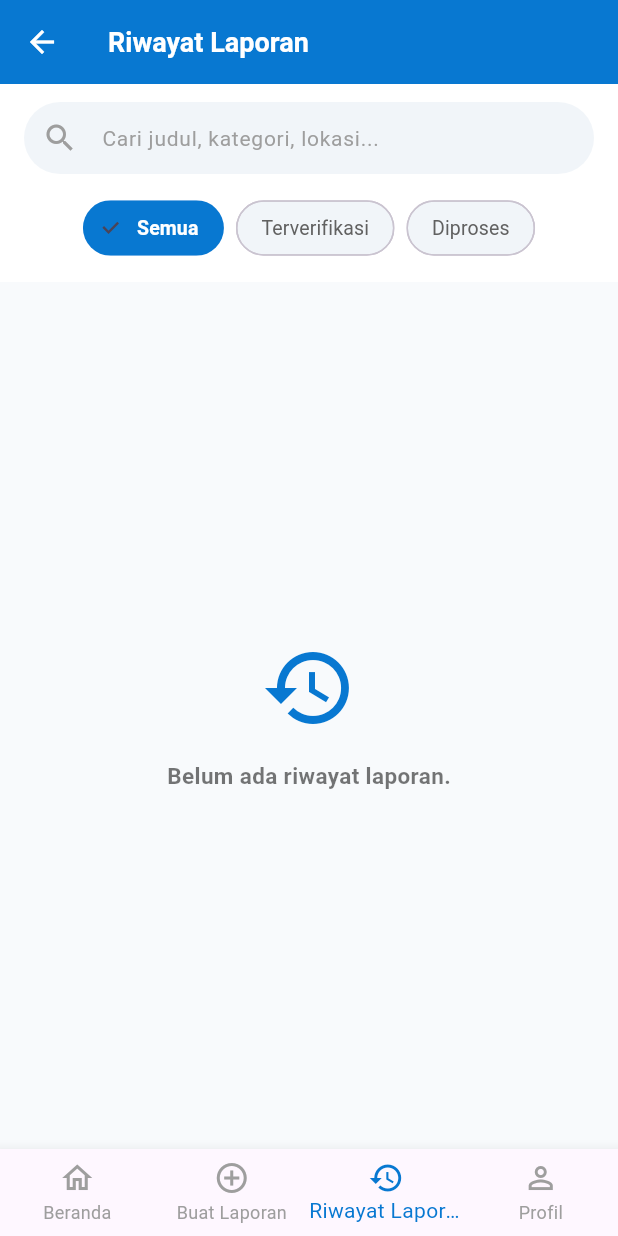
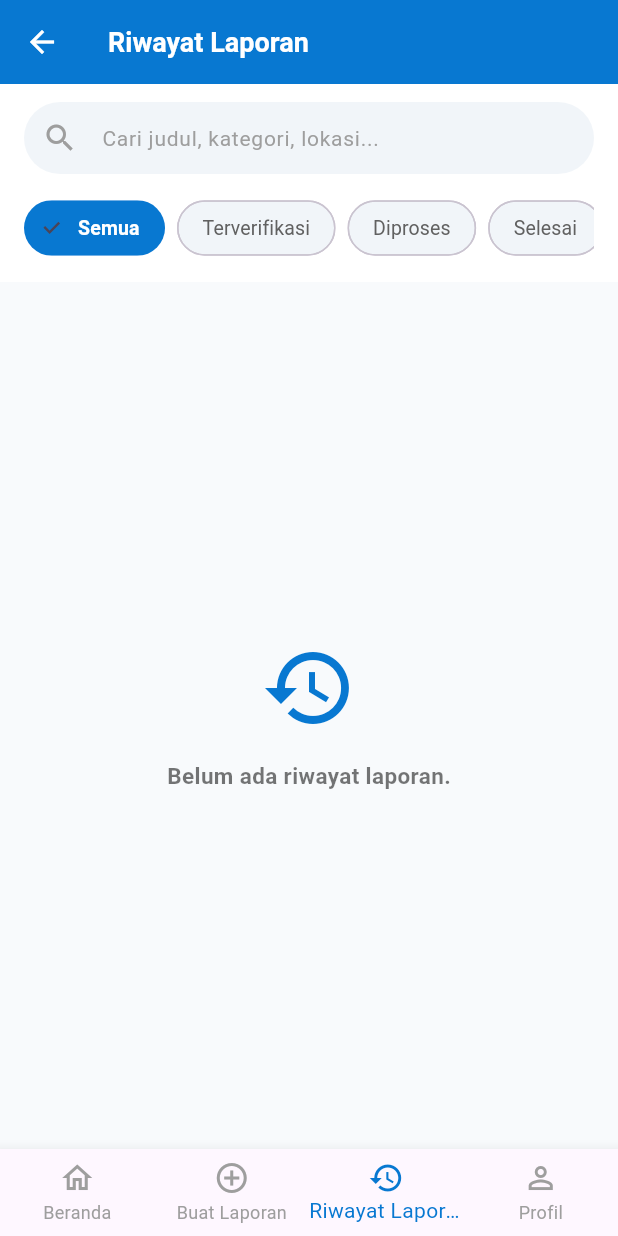
Before and after one commit to arfianti056-cloud/lautcare, a Flutter app: the RiwayatScreen screen opened by its route, on a phone screen of 412 x 824 dp. Run offline on Flutter 3.47's test engine with Material 3 defaults, Android fonts, the phone set to English and light mode, and no system bars.

Commit message:
update riwayat_screen.dart

```diff
--- a/lib/riwayat/riwayat_screen.dart
+++ b/lib/riwayat/riwayat_screen.dart
@@ -12,10 +12,9 @@ class _RiwayatScreenState extends State<RiwayatScreen> {
   String _selectedCategory = 'Semua';
 
   // State awal: Kosong (belum ada laporan yang dibuat)
-  // Nanti jika ada data dari database/API, data tersebut tinggal di-push ke list ini
+  // Contoh data ketika nanti ada laporan masuk disiapkan di komentar bawah
   final List<Map<String, String>> _reports = [
     /*
-    // CONTOH STRUKTUR DATA JIKA NANTI ADA LAPORAN MASUK:
     {
       'title': 'Sampah di Pantai Falajawa',
       'location': '12 Mei | Pesisir',
@@ -27,20 +26,20 @@ class _RiwayatScreenState extends State<RiwayatScreen> {
       'title': 'Pencemaran di Teluk Ternate',
       'location': '10 Mei | Jalan Laut',
       'date': '10 Mei 2025',
-      'status': 'Diverifikasi',
+      'status': 'Diproses',
       'image': 'https://picsum.photos/200/200?random=2',
     },
     {
       'title': 'Kerusakan Terumbu Karang',
       'location': '3 Mei | Mangkubumi',
       'date': '3 Mei 2025',
-      'status': 'Diproses',
+      'status': 'Selesai',
       'image': 'https://picsum.photos/200/200?random=3',
     },
     */
   ];
 
-  // Getter Logika Filtering (Tetap dipertahankan untuk menyaring data ketika laporan masuk)
+  // Getter Logika Filtering untuk 4 Kategori
   List<Map<String, String>> get _filteredReports {
     if (_selectedCategory == 'Semua') {
       return _reports;
@@ -54,6 +53,8 @@ class _RiwayatScreenState extends State<RiwayatScreen> {
           .toList();
     } else if (_selectedCategory == 'Diproses') {
       return _reports.where((item) => item['status'] == 'Diproses').toList();
+    } else if (_selectedCategory == 'Selesai') {
+      return _reports.where((item) => item['status'] == 'Selesai').toList();
     }
     return _reports;
   }
@@ -103,7 +104,7 @@ class _RiwayatScreenState extends State<RiwayatScreen> {
       ),
       body: Column(
         children: [
-          // Header Search Bar & Filter Chips (Selalu Tampil)
+          // Header Search Bar & 4 Pilihan Filter Chips
           Container(
             color: Colors.white,
             padding: const EdgeInsets.symmetric(horizontal: 16, vertical: 12),
@@ -136,6 +137,8 @@ class _RiwayatScreenState extends State<RiwayatScreen> {
                       _buildFilterChip('Terverifikasi'),
                       const SizedBox(width: 8),
                       _buildFilterChip('Diproses'),
+                      const SizedBox(width: 8),
+                      _buildFilterChip('Selesai'),
                     ],
                   ),
                 ),
@@ -143,7 +146,7 @@ class _RiwayatScreenState extends State<RiwayatScreen> {
             ),
           ),
 
-          // Tampilan Konten Dinamis
+          // Tampilan Konten Dinamis (Kosong vs Berisi)
           Expanded(
             child: displayReports.isEmpty
                 ? Center(
```
